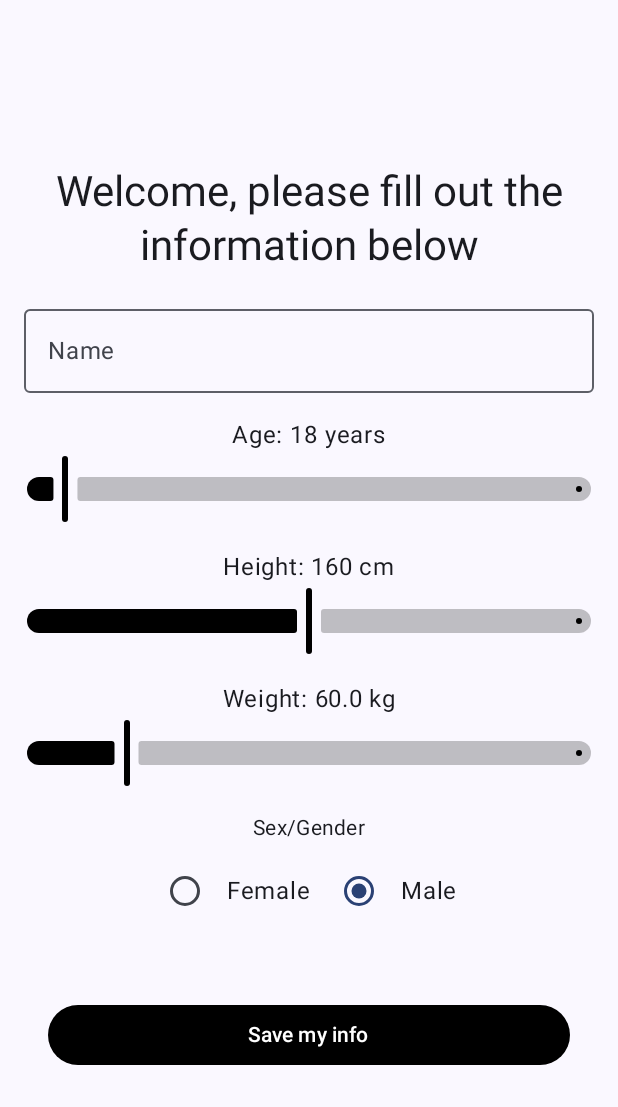
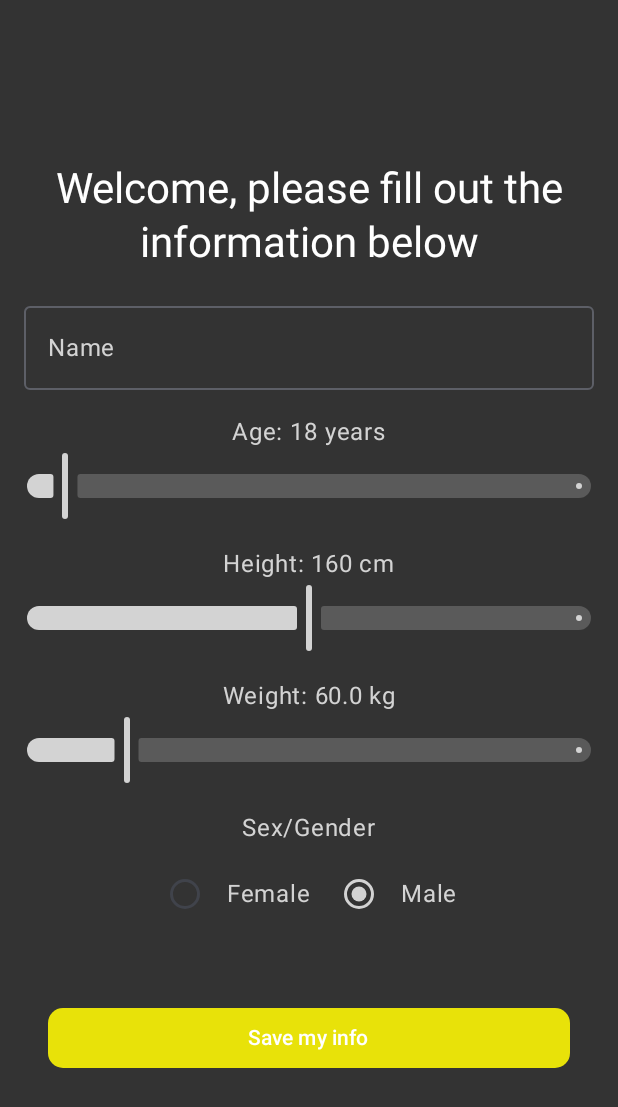
Before and after one commit to EnrikasVai/Android-Health-App, an Android app built with Jetpack Compose: the FirstTimeScreen screen opened through its navigation route, on a phone screen of 412 x 824 dp. Shown: the top 1107 px of the screen. Run offline under Robolectric (Android 15) with nearby library versions, the phone set to English and light mode, and no system bars; our stand-ins replace Dagger/Hilt's generated code.

Commit message:
Registration screen updated colors, weight slider temporary fixed.

```diff
--- a/app/src/main/java/com/example/bakis/navigation/Navigation.kt
+++ b/app/src/main/java/com/example/bakis/navigation/Navigation.kt
@@ -24,7 +24,9 @@ fun SetupNavigation(navController: NavHostController, homeViewModel: HomeViewMod
             })
         }
         composable("health") {
-            HealthScreen(navController = navController)
+            HealthScreen(navController = navController, onNavigate = { route ->
+                navController.navigate(route)
+            })
         }
         composable("profile") {
             ProfileScreen(navController = navController)
--- a/app/src/main/java/com/example/bakis/screens/Registration.kt
+++ b/app/src/main/java/com/example/bakis/screens/Registration.kt
@@ -1,6 +1,8 @@
 package com.example.bakis.screens
 
+import androidx.compose.foundation.background
 import androidx.compose.foundation.layout.*
+import androidx.compose.foundation.shape.RoundedCornerShape
 import androidx.compose.material3.*
 import androidx.compose.runtime.*
 import androidx.compose.ui.Alignment
@@ -12,6 +14,7 @@ import androidx.hilt.navigation.compose.hiltViewModel
 import androidx.navigation.NavController
 import com.example.bakis.viewmodel.HomeViewModel
 import com.example.bakis.database.UserEntity
+import kotlin.math.round
 import kotlin.math.roundToInt
 
 @OptIn(ExperimentalMaterial3Api::class)
@@ -32,6 +35,7 @@ fun FirstTimeScreen(homeViewModel: HomeViewModel = hiltViewModel(), navControlle
         Column(
             modifier = Modifier
                 .fillMaxSize()
+                .background(Color(0xFF333333))
                 .padding(paddingValues)
                 .padding(16.dp),
             verticalArrangement = Arrangement.Center,
@@ -41,70 +45,72 @@ fun FirstTimeScreen(homeViewModel: HomeViewModel = hiltViewModel(), navControlle
                 "Welcome, please fill out the information below",
                 style = MaterialTheme.typography.headlineMedium,
                 modifier = Modifier.fillMaxWidth(),
-                textAlign = TextAlign.Center
+                textAlign = TextAlign.Center,
+                color = Color.White
             )
             Spacer(modifier = Modifier.height(16.dp))
             OutlinedTextField(
                 value = name,
                 onValueChange = { name = it },
-                label = { Text("Name") },
+                label = { Text("Name", color = Color(0xFFd3d3d3)) },
                 singleLine = true,
                 modifier = Modifier.fillMaxWidth(),
                 colors = TextFieldDefaults.outlinedTextFieldColors(
-                    textColor = Color.Black, // Set text color to black
-                    focusedBorderColor = Color.Black, // Optional: Set border color when focused
+                    textColor = Color(0xFFd3d3d3), // Set text color to black
+                    focusedBorderColor = Color(0xFFd3d3d3), // Optional: Set border color when focused
                 )
 
             )
             Spacer(modifier = Modifier.height(16.dp))
             // Sliders for Age, Height, and Weight
-            Text("Age: $age years")
+            Text(text = "Age: $age years", color =Color(0xFFd3d3d3))
             Slider(
                 value = age.toFloat(),
                 onValueChange = { age = it.toInt() },
                 valueRange = 12f..100f,
                 modifier = Modifier.fillMaxWidth(),
                 colors = SliderDefaults.colors(
-                    thumbColor = Color.Black,
-                    activeTrackColor = Color.Black,
-                    inactiveTrackColor = Color.Black.copy(alpha = 0.24f)
+                    thumbColor = Color(0xFFd3d3d3),
+                    activeTrackColor = Color(0xFFd3d3d3),
+                    inactiveTrackColor = Color(0xFFd3d3d3).copy(alpha = 0.24f)
                 )
             )
             Spacer(modifier = Modifier.height(16.dp))
-            Text("Height: $height cm")
+            Text(text = "Height: $height cm",color = Color(0xFFd3d3d3))
             Slider(
                 value = height.toFloat(),
                 onValueChange = { height = it.toInt() },
                 valueRange = 100f..220f,
                 modifier = Modifier.fillMaxWidth(),
                 colors = SliderDefaults.colors(
-                    thumbColor = Color.Black,
-                    activeTrackColor = Color.Black,
-                    inactiveTrackColor = Color.Black.copy(alpha = 0.24f)
+                    thumbColor = Color(0xFFd3d3d3),
+                    activeTrackColor = Color(0xFFd3d3d3),
+                    inactiveTrackColor = Color(0xFFd3d3d3).copy(alpha = 0.24f)
                 )
             )
             Spacer(modifier = Modifier.height(16.dp))
 
             // Displaying the weight rounded to one decimal place
-            Text("Weight: ${"%.1f".format(weight)} kg")
+            Text(text = "Weight: ${"%.1f".format(weight)} kg", color =Color(0xFFd3d3d3))
             Slider(
                 value = weight.toFloat(),
                 onValueChange = { newValue ->
-                    // Convert back to Double and round to one decimal place
-                    weight = (newValue.toDouble() * 10).roundToInt() / 10.0
+                    // More refined adjustment for .0 and .5 increments
+                    weight = (round(newValue * 2) / 2.0).toDouble()
                 },
                 valueRange = 30f..200f,
                 modifier = Modifier.fillMaxWidth(),
                 colors = SliderDefaults.colors(
-                    thumbColor = Color.Black,
-                    activeTrackColor = Color.Black,
-                    inactiveTrackColor = Color.Black.copy(alpha = 0.24f)
+                    thumbColor = Color(0xFFD3D3D3),
+                    activeTrackColor = Color(0xFFD3D3D3),
+                    inactiveTrackColor = Color(0xFFD3D3D3).copy(alpha = 0.24f)
                 )
+                // Steps parameter is removed since we are manually adjusting the value to conform to .5 steps.
             )
             Spacer(modifier = Modifier.height(16.dp))
 
             // Gender Label
-            Text("Sex/Gender", style = MaterialTheme.typography.bodyMedium)
+            Text("Sex/Gender", color = Color(0xFFd3d3d3))
             Spacer(modifier = Modifier.height(8.dp))
 
             // Gender Selection Row
@@ -118,16 +124,18 @@ fun FirstTimeScreen(homeViewModel: HomeViewModel = hiltViewModel(), navControlle
                             onClick = {
                                 selectedOption = option
                                 sex = option == "Male" // Update sex based on selection
-                            }
+                            },
+                            colors = RadioButtonDefaults.colors(
+                                selectedColor = Color(0xFFd3d3d3), // Color when selected
+                                //unselectedColor = Color() // Color when not selected
+                            ),
                         )
-                        Text(text = option, modifier = Modifier.padding(start = 4.dp))
+                        Text(text = option, modifier = Modifier.padding(start = 4.dp), color = Color(0xFFd3d3d3))
                     }
                 }
             }
-
             // Spacer for spacing before the Save button
-            Spacer(modifier = Modifier.height(24.dp))
-            Spacer(modifier = Modifier.height(24.dp))
+            Spacer(modifier = Modifier.height(48.dp))
             Button(
                 onClick = {
                     val userEntity = UserEntity(name = name, age = age, height = height, weight = weight, sex = sex)
@@ -135,10 +143,11 @@ fun FirstTimeScreen(homeViewModel: HomeViewModel = hiltViewModel(), navControlle
                     // Navigate to the home screen
                     navController.navigate("home")
                 },
+                shape = RoundedCornerShape(10.dp),
                 modifier = Modifier
                     .fillMaxWidth()
                     .padding(horizontal = 16.dp),
-                colors = ButtonDefaults.buttonColors(containerColor = Color.Black)
+                colors = ButtonDefaults.buttonColors(containerColor = Color(0xFFe8e209))
             ) {
                 Text("Save my info", color = Color.White)
             }
--- a/app/src/main/java/com/example/bakis/viewmodel/HomeViewModel.kt
+++ b/app/src/main/java/com/example/bakis/viewmodel/HomeViewModel.kt
@@ -26,23 +26,6 @@ class HomeViewModel @Inject constructor(
     init {
         // Call getUserDetails upon initialization to fetch user details from the database
         getUserDetails()
-    }
-
-    private fun getUserDetails() {
-        viewModelScope.launch(IO) {
-            repository.getAllUsers().collectLatest { users ->
-                // Assuming you're fetching a single user here
-                if (users.isNotEmpty()) {
-                    val user = users.first() // Assuming you're fetching the first user
-                    _userName.emit(user.name)
-                    _userAge.emit(user.age)
-                    _userWeight.emit(user.weight)
-                    _userHeight.emit(user.height)
-                    _userSex.emit(user.sex)
-                    _userId.emit(user.id)
-                }
-            }
-        }
     }
     //Check if database has users for navigation
     private val _hasUsers = MutableStateFlow<Boolean?>(null) // Initially null to indicate not checked yet
@@ -141,5 +124,21 @@ class HomeViewModel @Inject constructor(
             repository.updateUserSex(userId, newSex)
         }
     }
+    private fun getUserDetails() {
+        viewModelScope.launch(IO) {
+            repository.getAllUsers().collectLatest { users ->
+                // Assuming you're fetching a single user here
+                if (users.isNotEmpty()) {
+                    val user = users.first() // Assuming you're fetching the first user
+                    _userName.emit(user.name)
+                    _userAge.emit(user.age)
+                    _userWeight.emit(user.weight)
+                    _userHeight.emit(user.height)
+                    _userSex.emit(user.sex)
+                    _userId.emit(user.id)
+                }
+            }
+        }
+    }
 
 }
```
Also changed, not shown: app/src/main/java/com/example/bakis/screens/HealthScreen.kt (+44 -2 lines), app/src/main/java/com/example/bakis/screens/HomeScreen.kt (+9 -34 lines), app/src/main/java/com/example/bakis/screens/ProfileScreen.kt (+8 -12 lines).
